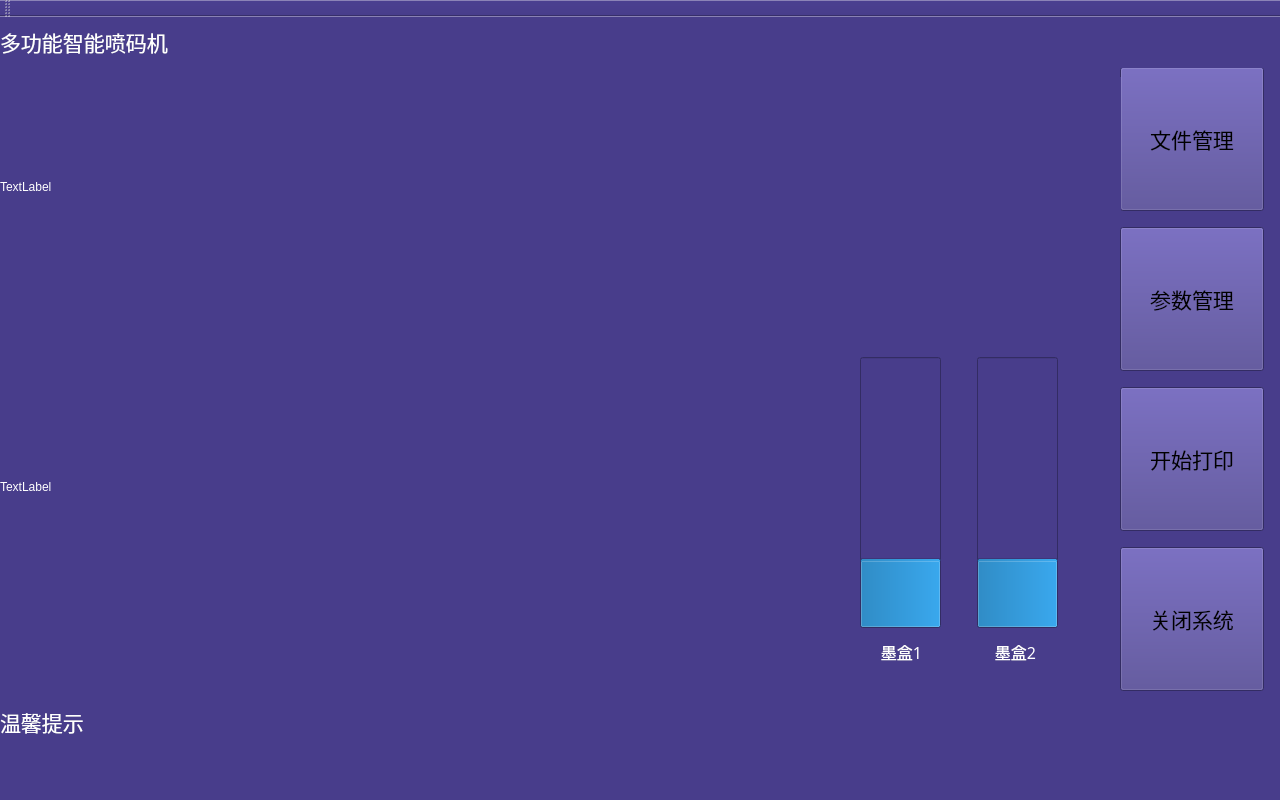
Old version of the form HighResolutionPrinter/mainwindow.ui in the repository dxphmj/TwoCharPrinter.
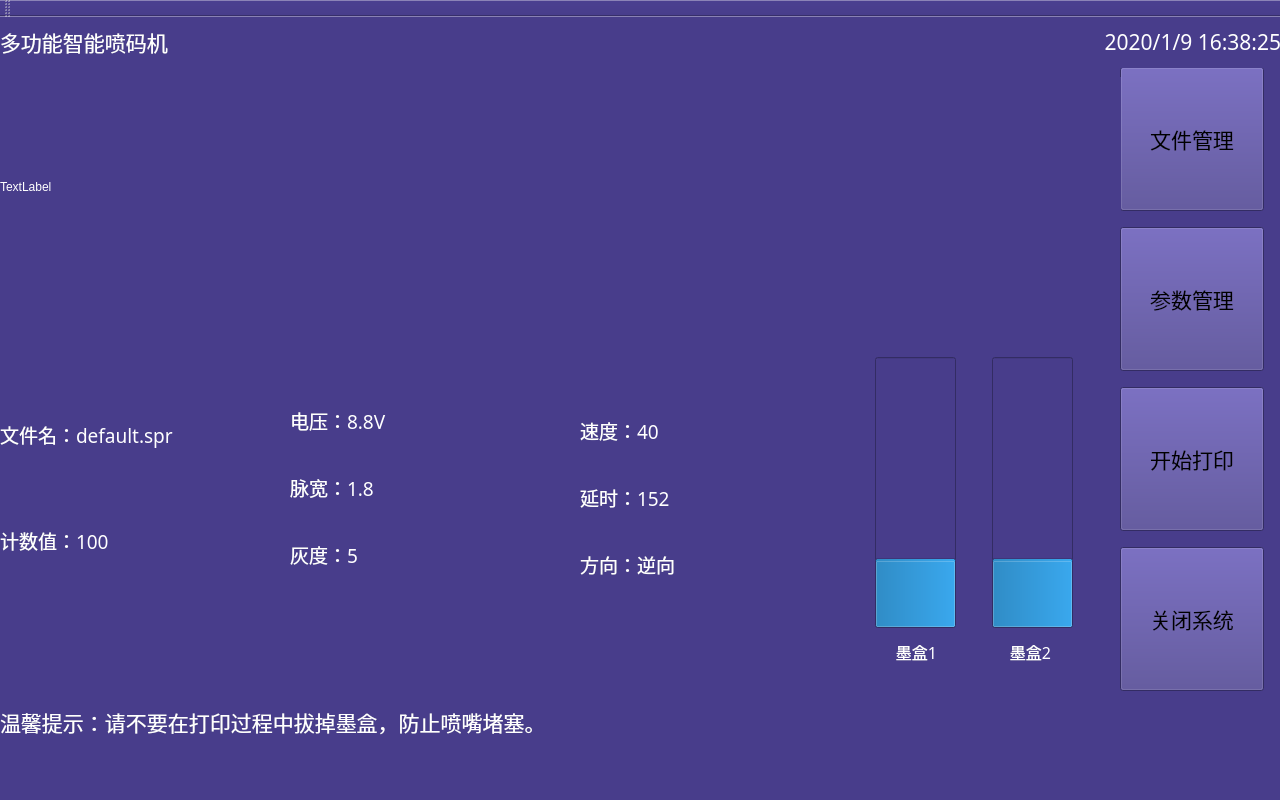
New version of the form. Icons and pictures are not drawn.

What changed in the file:
```diff
--- a/HighResolutionPrinter/mainwindow.ui
+++ b/HighResolutionPrinter/mainwindow.ui
@@ -53,7 +53,7 @@
      <rect>
       <x>0</x>
       <y>0</y>
-      <width>1281</width>
+      <width>631</width>
       <height>51</height>
      </rect>
     </property>
@@ -89,17 +89,23 @@
      <string>&lt;html&gt;&lt;head/&gt;&lt;body&gt;&lt;p&gt;&lt;span style=&quot; color:#ffffff;&quot;&gt;TextLabel&lt;/span&gt;&lt;/p&gt;&lt;/body&gt;&lt;/html&gt;</string>
     </property>
    </widget>
-   <widget class="QLabel" name="printParaLab">
+   <widget class="QLabel" name="fileNmaeLab">
     <property name="geometry">
      <rect>
       <x>0</x>
       <y>280</y>
-      <width>821</width>
+      <width>273</width>
       <height>381</height>
      </rect>
     </property>
+    <property name="font">
+     <font>
+      <family>楷体</family>
+      <pointsize>14</pointsize>
+     </font>
+    </property>
     <property name="text">
-     <string>&lt;html&gt;&lt;head/&gt;&lt;body&gt;&lt;p&gt;&lt;span style=&quot; color:#ffffff;&quot;&gt;TextLabel&lt;/span&gt;&lt;/p&gt;&lt;/body&gt;&lt;/html&gt;</string>
+     <string>&lt;html&gt;&lt;head/&gt;&lt;body&gt;&lt;p&gt;&lt;span style=&quot; color:#ffffff;&quot;&gt;文件名：default.spr&lt;/span&gt;&lt;/p&gt;&lt;p&gt;&lt;br/&gt;&lt;/p&gt;&lt;p&gt;&lt;span style=&quot; color:#ffffff;&quot;&gt;计数值：100&lt;/span&gt;&lt;/p&gt;&lt;/body&gt;&lt;/html&gt;</string>
     </property>
     <property name="margin">
      <number>0</number>
@@ -193,13 +199,13 @@
      </font>
     </property>
     <property name="text">
-     <string>&lt;html&gt;&lt;head/&gt;&lt;body&gt;&lt;p&gt;&lt;span style=&quot; color:#ffffff;&quot;&gt;温馨提示&lt;/span&gt;&lt;/p&gt;&lt;/body&gt;&lt;/html&gt;</string>
+     <string>&lt;html&gt;&lt;head/&gt;&lt;body&gt;&lt;p&gt;&lt;span style=&quot; color:#ffffff;&quot;&gt;温馨提示：请不要在打印过程中拔掉墨盒，防止喷嘴堵塞。&lt;/span&gt;&lt;/p&gt;&lt;/body&gt;&lt;/html&gt;</string>
     </property>
    </widget>
    <widget class="QProgressBar" name="print1Prog">
     <property name="geometry">
      <rect>
-      <x>860</x>
+      <x>875</x>
       <y>340</y>
       <width>81</width>
       <height>271</height>
@@ -215,7 +221,7 @@
    <widget class="QProgressBar" name="print2Prog">
     <property name="geometry">
      <rect>
-      <x>977</x>
+      <x>992</x>
       <y>340</y>
       <width>81</width>
       <height>271</height>
@@ -231,7 +237,7 @@
    <widget class="QLabel" name="No1Lab">
     <property name="geometry">
      <rect>
-      <x>861</x>
+      <x>876</x>
       <y>620</y>
       <width>81</width>
       <height>31</height>
@@ -253,7 +259,7 @@
    <widget class="QLabel" name="No2Lab">
     <property name="geometry">
      <rect>
-      <x>975</x>
+      <x>990</x>
       <y>620</y>
       <width>81</width>
       <height>31</height>
@@ -272,6 +278,69 @@
      <set>Qt::AlignCenter</set>
     </property>
    </widget>
+   <widget class="QLabel" name="timeShowLab">
+    <property name="geometry">
+     <rect>
+      <x>650</x>
+      <y>0</y>
+      <width>631</width>
+      <height>51</height>
+     </rect>
+    </property>
+    <property name="font">
+     <font>
+      <family>楷体</family>
+      <pointsize>16</pointsize>
+     </font>
+    </property>
+    <property name="text">
+     <string>&lt;html&gt;&lt;head/&gt;&lt;body&gt;&lt;p align=&quot;right&quot;&gt;&lt;span style=&quot; color:#ffffff;&quot;&gt;2020/1/9 16:38:25&lt;/span&gt;&lt;/p&gt;&lt;/body&gt;&lt;/html&gt;</string>
+    </property>
+   </widget>
+   <widget class="QLabel" name="signalParaLab">
+    <property name="geometry">
+     <rect>
+      <x>290</x>
+      <y>280</y>
+      <width>273</width>
+      <height>381</height>
+     </rect>
+    </property>
+    <property name="font">
+     <font>
+      <family>楷体</family>
+      <pointsize>14</pointsize>
+     </font>
+    </property>
+    <property name="text">
+     <string>&lt;html&gt;&lt;head/&gt;&lt;body&gt;&lt;p&gt;&lt;span style=&quot; color:#ffffff;&quot;&gt;电压：8.8V&lt;/span&gt;&lt;br/&gt;&lt;/p&gt;&lt;p&gt;&lt;span style=&quot; color:#ffffff;&quot;&gt;脉宽：1.8&lt;/span&gt;&lt;br/&gt;&lt;/p&gt;&lt;p&gt;&lt;span style=&quot; color:#ffffff;&quot;&gt;灰度：5&lt;/span&gt;&lt;/p&gt;&lt;/body&gt;&lt;/html&gt;</string>
+    </property>
+    <property name="margin">
+     <number>0</number>
+    </property>
+   </widget>
+   <widget class="QLabel" name="printParaLab">
+    <property name="geometry">
+     <rect>
+      <x>580</x>
+      <y>290</y>
+      <width>273</width>
+      <height>381</height>
+     </rect>
+    </property>
+    <property name="font">
+     <font>
+      <family>楷体</family>
+      <pointsize>14</pointsize>
+     </font>
+    </property>
+    <property name="text">
+     <string>&lt;html&gt;&lt;head/&gt;&lt;body&gt;&lt;p&gt;&lt;span style=&quot; color:#ffffff;&quot;&gt;速度：40&lt;/span&gt;&lt;br/&gt;&lt;/p&gt;&lt;p&gt;&lt;span style=&quot; color:#ffffff;&quot;&gt;延时：152&lt;/span&gt;&lt;br/&gt;&lt;/p&gt;&lt;p&gt;&lt;span style=&quot; color:#ffffff;&quot;&gt;方向：逆向&lt;/span&gt;&lt;/p&gt;&lt;/body&gt;&lt;/html&gt;</string>
+    </property>
+    <property name="margin">
+     <number>0</number>
+    </property>
+   </widget>
   </widget>
   <widget class="QMenuBar" name="menuBar">
    <property name="geometry">
```
Left out of the diff: 2 changed lines with no effect on the pictures.
